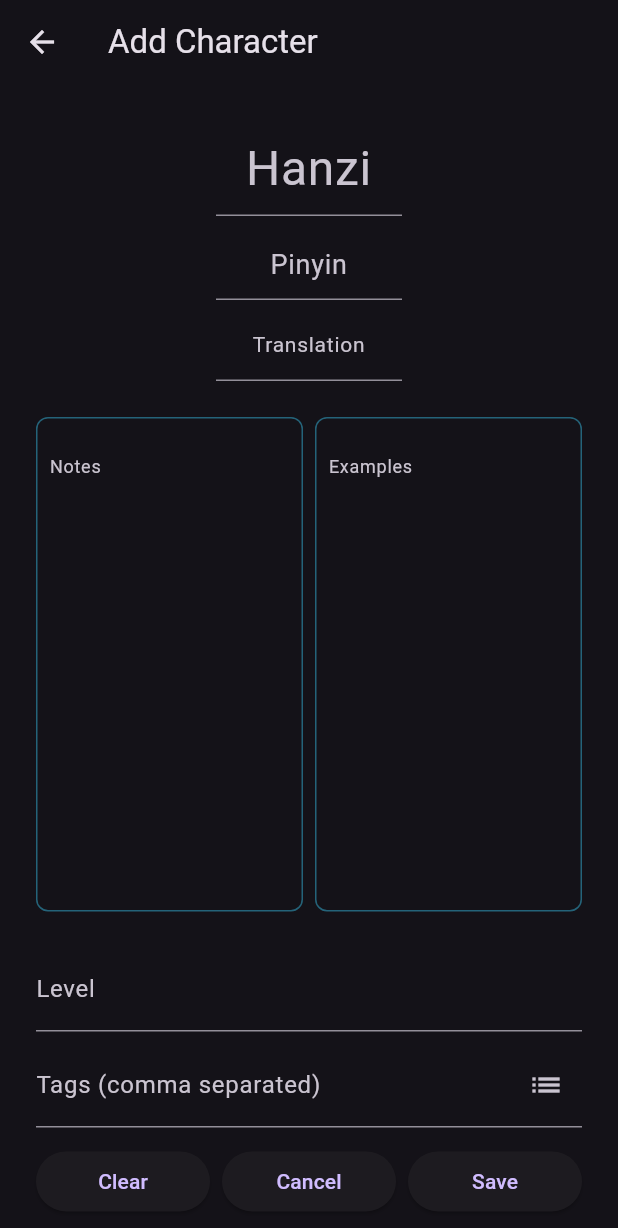
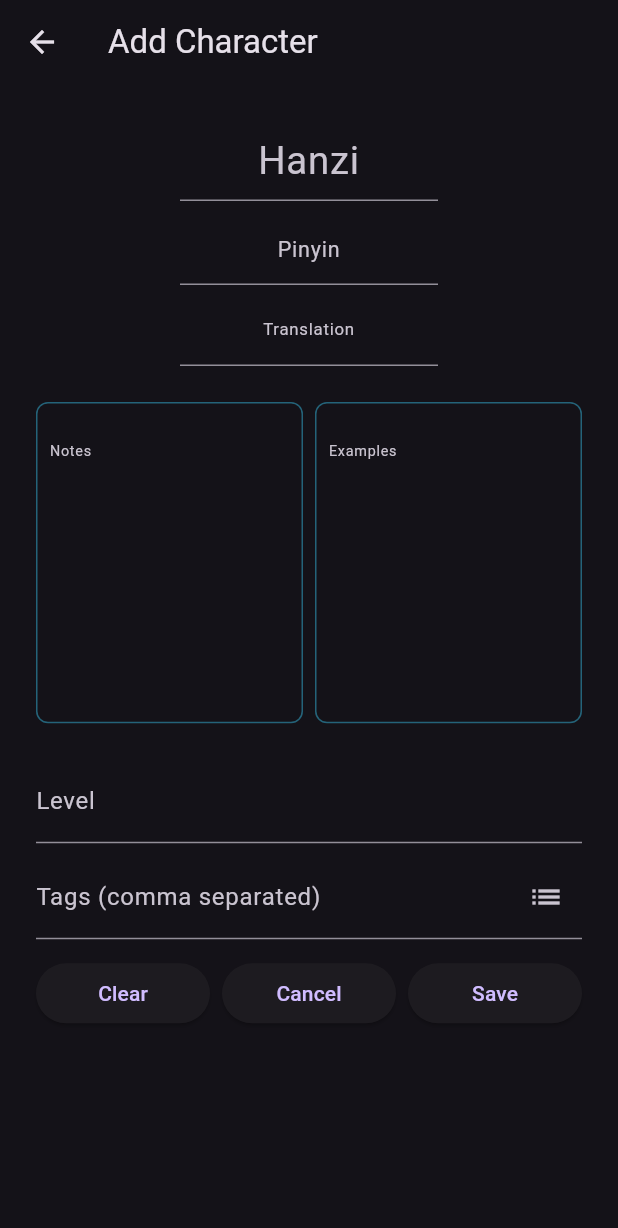
Before and after one commit to EnriqueMoran/hanziapp, a Flutter app: the screen it shows after launch, after a tap on "Add character", on a phone screen of 412 x 824 dp. Shown: the top 1228 px of the screen. Run offline on Flutter 3.47's test engine with Material 3 defaults, Android fonts, the phone set to English and light mode, and no system bars; our stand-ins replace audioplayers, reorderables; missing offline and left inert: google_mlkit_digital_ink_recognition; network calls fail; Roboto replaces fonts that are missing (NotoSans).

Commit message:
Improve responsive layout and add touch panel toggle

```diff
--- a/lib/layout_config.dart
+++ b/lib/layout_config.dart
@@ -3,13 +3,11 @@ import 'device_type.dart';
 export 'device_type.dart';
 
 class LayoutConfig {
-  final bool showTouchPanel;
   final double exampleHeightRatio;
   final double drawingHeightRatio;
   final double panelWidthRatio;
 
   const LayoutConfig({
-    required this.showTouchPanel,
     required this.exampleHeightRatio,
     required this.drawingHeightRatio,
     required this.panelWidthRatio,
@@ -19,14 +17,12 @@ class LayoutConfig {
     switch (type) {
       case DeviceType.browser:
         return const LayoutConfig(
-          showTouchPanel: false,
           exampleHeightRatio: 0.40,
           drawingHeightRatio: 0.20,
           panelWidthRatio: 0.5,
         );
       case DeviceType.tablet:
         return const LayoutConfig(
-          showTouchPanel: true,
           exampleHeightRatio: 0.376,
           drawingHeightRatio: 0.25,
           panelWidthRatio: 0.55,
@@ -34,7 +30,6 @@ class LayoutConfig {
       case DeviceType.smartphone:
       default:
         return const LayoutConfig(
-          showTouchPanel: true,
           exampleHeightRatio: 0.26,
           drawingHeightRatio: 0.21,
           panelWidthRatio: 0.55,
--- a/lib/screens/home_screen.dart
+++ b/lib/screens/home_screen.dart
@@ -20,29 +20,6 @@ class HomeScreen extends StatefulWidget {
 
 class _HomeScreenState extends State<HomeScreen> {
   final TextEditingController _searchController = TextEditingController();
-
-  Widget _deviceSelector() {
-    return Row(
-      children: [
-        const Text('Device:'),
-        const SizedBox(width: 8),
-        DropdownButton<DeviceType>(
-          value: DeviceConfig.deviceType,
-          items: const [
-            DropdownMenuItem(
-                value: DeviceType.browser, child: Text('Browser')),
-            DropdownMenuItem(
-                value: DeviceType.tablet, child: Text('Tablet')),
-            DropdownMenuItem(
-                value: DeviceType.smartphone, child: Text('Smartphone')),
-          ],
-          onChanged: (v) {
-            if (v != null) setState(() => DeviceConfig.deviceType = v);
-          },
-        ),
-      ],
-    );
-  }
 
   Widget _searchBox() {
     return Row(
@@ -155,14 +132,20 @@ class _HomeScreenState extends State<HomeScreen> {
 
   @override
   Widget build(BuildContext context) {
+    final width = MediaQuery.of(context).size.width;
+    if (width > 900) {
+      DeviceConfig.deviceType = DeviceType.browser;
+    } else if (width > 600) {
+      DeviceConfig.deviceType = DeviceType.tablet;
+    } else {
+      DeviceConfig.deviceType = DeviceType.smartphone;
+    }
     return Scaffold(
       appBar: AppBar(title: const Text('Hanzi App')),
       body: Padding(
         padding: const EdgeInsets.all(16),
         child: Column(
           children: [
-            _deviceSelector(),
-            const SizedBox(height: 16),
             _searchBox(),
             const SizedBox(height: 16),
             _fullWidthButton(context, 'Review full vocabulary',
--- a/lib/ui_scale.dart
+++ b/lib/ui_scale.dart
@@ -1,14 +1,18 @@
 import 'package:flutter/foundation.dart';
+import 'layout_config.dart';
 
 class UiScale {
   static bool get _isAndroid => defaultTargetPlatform == TargetPlatform.android;
 
-  static double get largeFont => _isAndroid ? 32 : 48;
-  static double get mediumFont => _isAndroid ? 18 : 20;
-  static double get smallFont => _isAndroid ? 14 : 16;
-  static double get detailFont => _isAndroid ? 12 : 14;
-  static double get tileFont => _isAndroid ? 18 : 24;
+  static double get _factor =>
+      DeviceConfig.deviceType == DeviceType.smartphone ? 0.8 : 1.0;
 
-  static double get toggleWidth => _isAndroid ? 120 : 200;
-  static double get controlsWidth => _isAndroid ? 120 : 180;
+  static double get largeFont => (_isAndroid ? 32 : 48) * _factor;
+  static double get mediumFont => (_isAndroid ? 18 : 20) * _factor;
+  static double get smallFont => (_isAndroid ? 14 : 16) * _factor;
+  static double get detailFont => (_isAndroid ? 12 : 14) * _factor;
+  static double get tileFont => (_isAndroid ? 18 : 24) * _factor;
+
+  static double get toggleWidth => (_isAndroid ? 120 : 200) * _factor;
+  static double get controlsWidth => (_isAndroid ? 120 : 180) * _factor;
 }
```
Also changed, not shown: lib/screens/character_review_screen.dart (+77 -9 lines).
